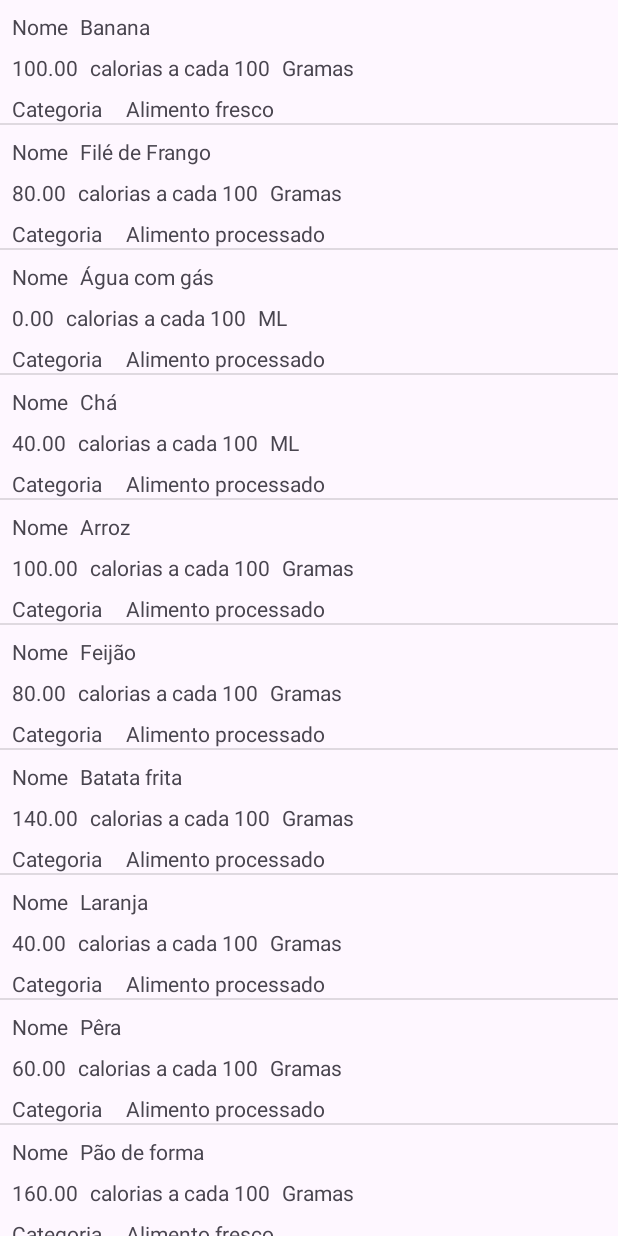
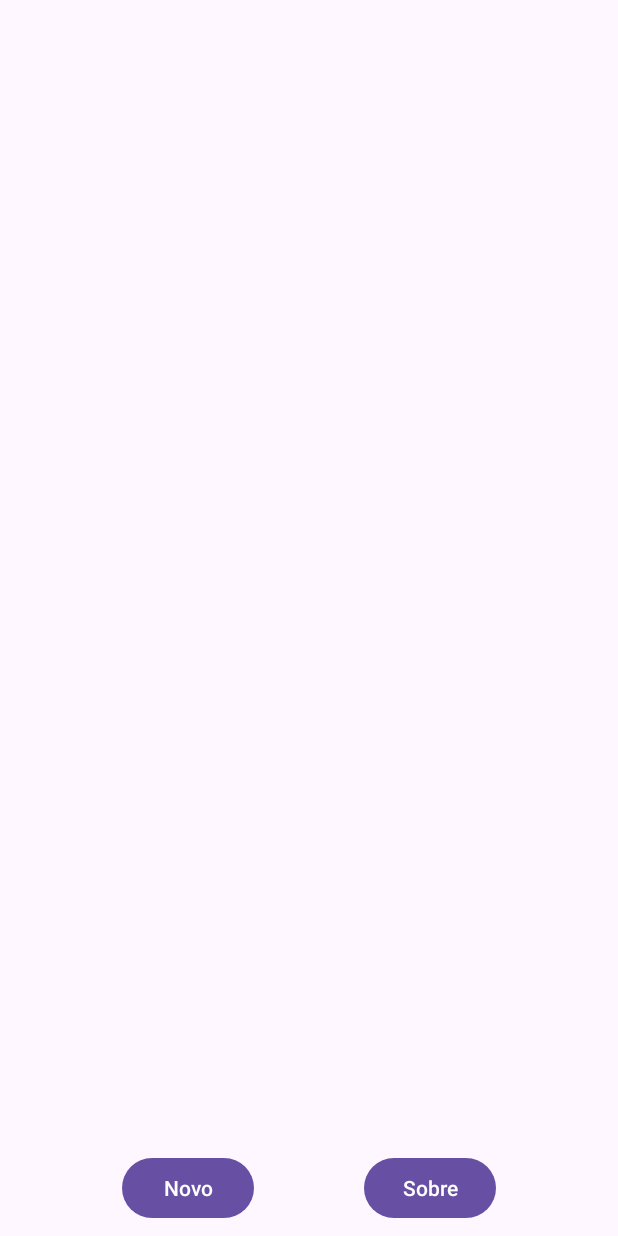
Before and after one commit to izasanches/diario-cal-app, an Android app: the screen it shows after launch (AlimentoActivity), on a phone screen of 412 x 824 dp. Run offline under Robolectric (Android 15) with nearby library versions, the phone set to English and light mode, and no system bars.

Commit message:
feat: change view

```diff
--- a/app/src/main/AndroidManifest.xml
+++ b/app/src/main/AndroidManifest.xml
@@ -13,6 +13,9 @@
         android:theme="@style/Theme.Diariocal"
         tools:targetApi="31">
         <activity
+            android:name=".SobreActivity"
+            android:exported="false" />
+        <activity
             android:name=".AlimentoActivity"
             android:exported="true">
             <intent-filter>
@@ -23,8 +26,7 @@
         </activity>
         <activity
             android:name=".MainActivity"
-            android:exported="true">
-        </activity>
+            android:exported="true"></activity>
     </application>
 
 </manifest>
--- a/app/src/main/java/com/projeto/diariocal/AlimentoActivity.java
+++ b/app/src/main/java/com/projeto/diariocal/AlimentoActivity.java
@@ -1,19 +1,20 @@
 package com.projeto.diariocal;
 
+import android.app.Activity;
+import android.content.Intent;
 import android.os.Bundle;
 import android.view.View;
 import android.widget.AdapterView;
 import android.widget.ListView;
 import android.widget.Toast;
-
 import androidx.appcompat.app.AppCompatActivity;
-
 import java.util.ArrayList;
 
 public class AlimentoActivity extends AppCompatActivity {
 
     private ListView listViewAlimento;
     private ArrayList<Alimento> alimentos;
+    private AlimentoAdapter listaAdapter;
 
     @Override
     protected void onCreate(Bundle savedInstanceState) {
@@ -40,24 +41,46 @@ public class AlimentoActivity extends AppCompatActivity {
 
     private void popularLista() {
 
-        String[] nomes = getResources().getStringArray(R.array.alimento_nomes);
-        String[] calorias = getResources().getStringArray(R.array.calorias);
-        int[] unidadeMedida = getResources().getIntArray(R.array.unidade_medida);
-        String[] categoriaAlimento = getResources().getStringArray(R.array.categoria_alimento);
-        int[] alimentoFresco = getResources().getIntArray(R.array.alimento_fresco);
+        alimentos = new ArrayList<>();
 
-        alimentos = new ArrayList<>();
-        UnidadeMedida[] unidadeMedidas = UnidadeMedida.values();
+        listaAdapter = new AlimentoAdapter(this, alimentos);
+        listViewAlimento.setAdapter(listaAdapter);
 
-        for (int cont = 0; cont < nomes.length; cont++) {
-            alimentos.add(new Alimento(nomes[cont],
-                    Double.parseDouble(calorias[cont]),
-                    unidadeMedidas[unidadeMedida[cont]],
-                    categoriaAlimento[cont],
-                    alimentoFresco[cont] == 0 ? false : true));
+    }
+
+    public void adicionarAlimento(View view) {
+        MainActivity.novoAlimento(this);
+    }
+
+    @Override
+    protected void onActivityResult(int requestCode,
+                                    int resultCode,
+                                    Intent data) {
+
+        super.onActivityResult(requestCode, resultCode, data);
+        if (resultCode == Activity.RESULT_OK) {
+
+            Bundle bundle = data.getExtras();
+
+            String nome = bundle.getString(MainActivity.NOME);
+            double quantidadeCal = Double.parseDouble(bundle.getString(MainActivity.QUANTIDADE_CAL));
+            UnidadeMedida[] unidadeMedidas = UnidadeMedida.values();
+            UnidadeMedida unidadeMedida = unidadeMedidas[bundle.getInt(MainActivity.UNIDADE_MEDIDA)];
+            String categoria = bundle.getString(MainActivity.CATEGORIA);
+            boolean alimentoFresco = bundle.getBoolean(MainActivity.ALIMENTO_FRESCO);
+
+
+            Alimento alimento = new Alimento(nome, quantidadeCal, unidadeMedida,
+                    categoria, alimentoFresco);
+
+            alimentos.add(alimento);
+
+
+            listaAdapter.notifyDataSetChanged();
         }
+    }
 
-        AlimentoAdapter alimentoAdapter = new AlimentoAdapter(this, alimentos);
-        listViewAlimento.setAdapter(alimentoAdapter);
+    public void abrirSobre(View view){
+        SobreActivity.sobre(this);
     }
 }
--- a/app/src/main/java/com/projeto/diariocal/AlimentoAdapter.java
+++ b/app/src/main/java/com/projeto/diariocal/AlimentoAdapter.java
@@ -27,7 +27,6 @@ public class AlimentoAdapter extends BaseAdapter {
     public AlimentoAdapter(Context context, List<Alimento> alimentos) {
         this.context = context;
         this.alimentos = alimentos;
-        //DecimalFormat numberFormat = new DecimalFormat("#,###.00");
     }
 
     @Override
@@ -84,6 +83,8 @@ public class AlimentoAdapter extends BaseAdapter {
                 break;
         }
 
+        holder.textViewValorCategoria.setText(alimentos.get(i).getCategoria());
+
         if (alimentos.get(i).isAlimentoFresco()) {
             holder.textViewValorFresco.setText(context.getResources().getString(R.string.alimento_fresco));
         } else {
--- a/app/src/main/java/com/projeto/diariocal/UnidadeMedida.java
+++ b/app/src/main/java/com/projeto/diariocal/UnidadeMedida.java
@@ -1,6 +1,12 @@
 package com.projeto.diariocal;
 
 public enum UnidadeMedida {
-    GRAMA,
-    MILILITRO
+    GRAMA(0),
+    MILILITRO(1);
+
+    public final int value;
+
+    UnidadeMedida(int value) {
+        this.value = value;
+    }
 }
--- a/app/src/main/res/layout/activity_alimento.xml
+++ b/app/src/main/res/layout/activity_alimento.xml
@@ -10,9 +10,44 @@
         android:id="@+id/listViewAlimento"
         android:layout_width="0dp"
         android:layout_height="0dp"
+        app:layout_constraintBottom_toTopOf="@+id/buttonAdicionar"
+        app:layout_constraintEnd_toEndOf="parent"
+        app:layout_constraintHorizontal_bias="0.0"
         app:layout_constraintStart_toStartOf="parent"
         app:layout_constraintTop_toTopOf="parent"
+        app:layout_constraintVertical_bias="0.0" />
+
+    <Button
+        android:id="@+id/buttonAdicionar"
+        android:layout_width="wrap_content"
+        android:layout_height="wrap_content"
+        android:layout_marginStart="24dp"
+        android:layout_marginLeft="24dp"
+        android:layout_marginTop="8dp"
+        android:layout_marginEnd="8dp"
+        android:layout_marginRight="8dp"
+        android:layout_marginBottom="8dp"
+        android:onClick="adicionarAlimento"
+        android:text="@string/novo"
+        app:layout_constraintBottom_toBottomOf="parent"
+        app:layout_constraintEnd_toStartOf="@+id/buttonSobre"
+        app:layout_constraintStart_toStartOf="parent"
+        app:layout_constraintTop_toBottomOf="@+id/listViewAlimento" />
+
+    <Button
+        android:id="@+id/buttonSobre"
+        android:layout_width="wrap_content"
+        android:layout_height="wrap_content"
+        android:layout_marginStart="8dp"
+        android:layout_marginLeft="8dp"
+        android:layout_marginTop="8dp"
+        android:layout_marginEnd="24dp"
+        android:layout_marginRight="24dp"
+        android:layout_marginBottom="8dp"
+        android:onClick="abrirSobre"
+        android:text="@string/sobre"
         app:layout_constraintBottom_toBottomOf="parent"
         app:layout_constraintEnd_toEndOf="parent"
-        tools:listitem="@layout/linha_lista_alimentos" />
+        app:layout_constraintStart_toEndOf="@+id/buttonAdicionar"
+        app:layout_constraintTop_toBottomOf="@+id/listViewAlimento" />
 </androidx.constraintlayout.widget.ConstraintLayout>
--- a/app/src/main/res/values/strings.xml
+++ b/app/src/main/res/values/strings.xml
@@ -42,5 +42,13 @@
     <string name="cereal">Cereal</string>
     <string name="vegetal">Vegetal</string>
     <string name="massa">Massa</string>
+    <string name="novo">Novo</string>
+    <string name="sobre">Sobre</string>
+    <string name="sobre_objetivo">Aplicativo para calcular calorias diárias</string>
+    <string name="autor_aluna">Aluna: Izabele Sanches de Medeiros</string>
+    <string name="voltar">Voltar</string>
+    <string name="cancelar">Cancelar</string>
+    <string name="email">E-mail: izabele.sanches@hotmail.com</string>
+    <string name="nome_curso">Curso: Pós Graduação em Java - UTFPR</string>
 
 </resources>
```
Also changed, not shown: app/src/main/java/com/projeto/diariocal/MainActivity.java (+51 -18 lines), app/src/main/java/com/projeto/diariocal/SobreActivity.java (added, +22 -0 lines), app/src/main/res/layout/activity_main.xml (+4 -3 lines), app/src/main/res/layout/activity_sobre.xml (added, +77 -0 lines), app/src/main/res/drawable/logo.png (added).
